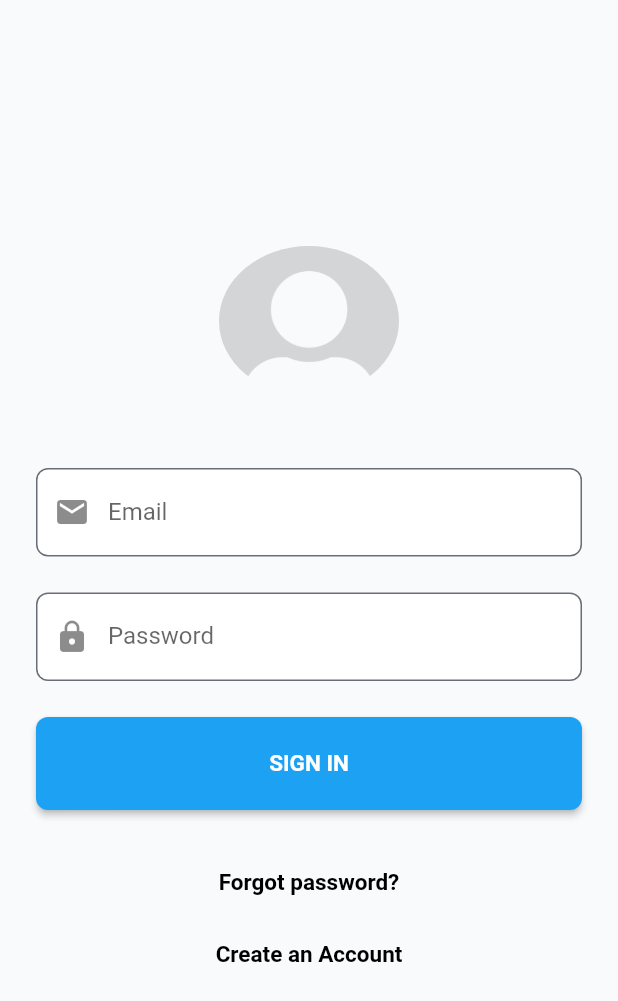
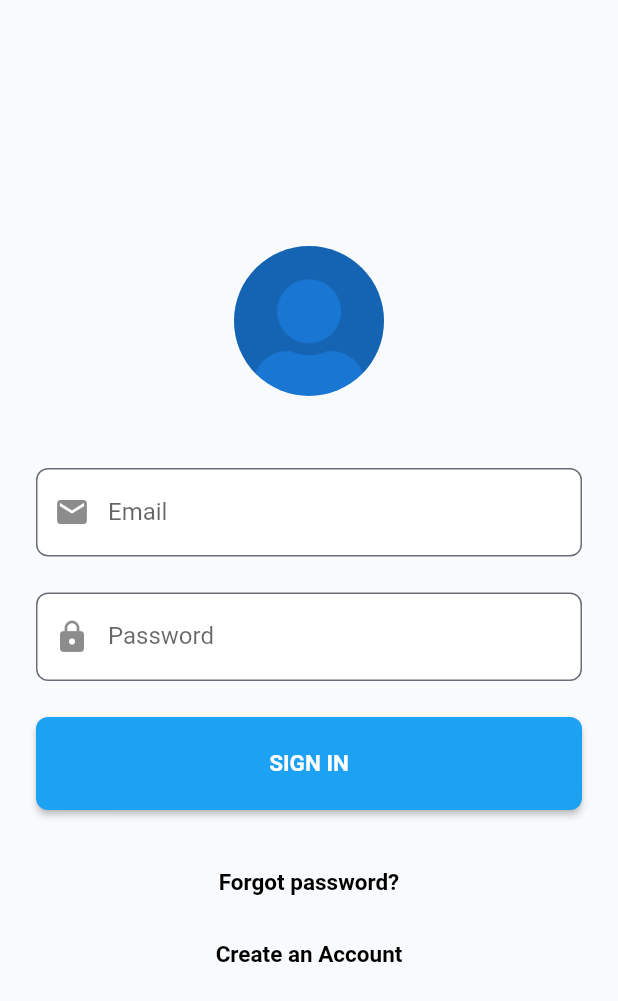
Before and after one commit to hamdaouiwassim/MinApp, a Flutter app: the SignInUI screen opened directly, on a phone screen of 412 x 824 dp. Shown: the top 1001 px of the screen. Run offline on Flutter 3.47's test engine with Material 2 defaults, Android fonts, the phone set to English and light mode, and no system bars; our stand-ins replace auto_route, cloud_firestore, firebase_auth, firebase_storage, get_it, image_picker; missing offline and left inert: flutter_sheet_localization; accounts and stored records are empty; network calls fail; Roboto replaces fonts that are missing (ProductSans); statements that could not run were skipped.

Commit message:
do search bar  do nav header ui  do profile ui

```diff
--- a/lib/ui/screens/auth/sign_in_ui.dart
+++ b/lib/ui/screens/auth/sign_in_ui.dart
@@ -46,7 +46,9 @@ class _SignInUIState extends State<SignInUI> {
                   mainAxisAlignment: MainAxisAlignment.center,
                   crossAxisAlignment: CrossAxisAlignment.stretch,
                   children: <Widget>[
-                    LogoGraphicHeader(),
+                    LogoGraphicHeader(
+                      tag: "sign_in",
+                    ),
                     SizedBox(height: 48.0),
                     FormInputFieldWithIcon(
                       controller: _email,
--- a/lib/ui/widgets/logo_graphic_header.dart
+++ b/lib/ui/widgets/logo_graphic_header.dart
@@ -5,8 +5,9 @@ import 'package:flutter/material.dart';
 class LogoGraphicHeader extends StatelessWidget {
   final String imageUrl;
   final File file;
+  final String tag;
 
-  const LogoGraphicHeader({Key key, this.imageUrl, this.file})
+  const LogoGraphicHeader({Key key, this.tag, this.imageUrl, this.file})
       : super(key: key);
 
   @override
@@ -14,23 +15,25 @@ class LogoGraphicHeader extends StatelessWidget {
     String _imageLogo = 'assets/images/default.png';
 
     return Hero(
-      tag: 'App Logo',
+      tag: tag,
       child: CircleAvatar(
-          foregroundColor: Colors.blue,
-          backgroundColor: Colors.transparent,
-          radius: 50.0,
+        radius: 50,
         child: ClipOval(
           child: (imageUrl == null && file == null)
               ? Image.asset(
                   _imageLogo,
                   fit: BoxFit.cover,
-                    width: 120.0,
-                    height: 120.0,
                 )
               : imageUrl.isNotEmpty
-                    ? Image.network(imageUrl)
+                  ? Image.network(
+                      imageUrl,
+                      fit: BoxFit.fill,
+                      height: 100,
+                      width: 100,
+                    )
                   : Image.file(file),
-          )),
+        ),
+      ),
     );
   }
 }
```
Also changed, not shown: lib/ui/screens/auth/update_profile_ui.dart (+9 -1 lines), lib/ui/screens/home/home.dart (+77 -35 lines), lib/ui/screens/post/add_post.dart (+19 -16 lines), lib/ui/widgets/drawer_header.dart (+25 -10 lines). Lines whose indentation alone changed are shown as unchanged.
